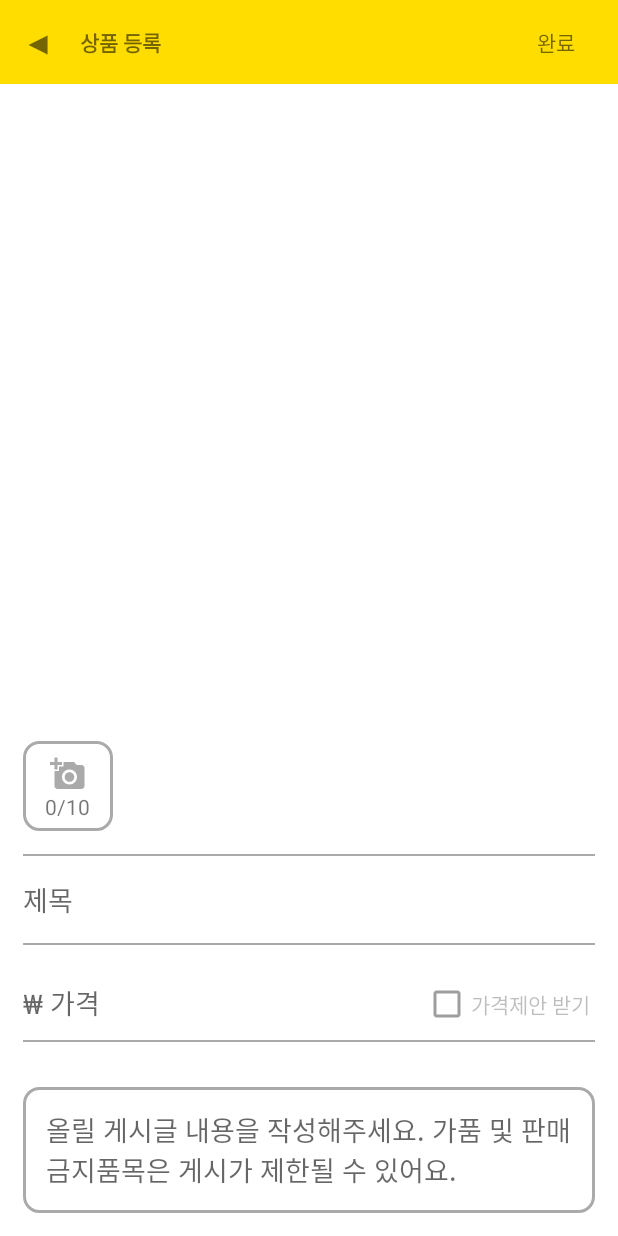
After one commit to LeeBaeng/GGYULMarket, an Android app: the AddMarketItemActivity screen opened directly, with no data from a screen before it, on a phone screen of 412 x 824 dp. The commit adds this screen. Run offline under Robolectric (Android 15) with nearby library versions, the phone set to English and light mode, and no system bars; our stand-ins replace Firebase (no records; nobody signed in at launch, a user with empty details on screens opened directly), data binding; libraries missing offline, so code that uses them is left out: com.gun0912.tedpermission, com.leebaeng.util, gun0912.tedbottompicker; 8 statements that could not run were skipped.

Commit message:
feat : (detail) AddMarketItemActivity 개발(개발 중) 및 Activity 이동 로직 추가 - HomeFragment 내 FAB(Floating Action Button) 추가 및 버튼 클릭 시 AddMarketItemActivity 이동 - AddMarketItemActivity 개발(신규 물품 등록을 위한 기능 추가)    . Firebase 기본 사항 연동    . 이미지 피커 및 권한 관련 개발       * 이미지 피커 2가지 방안 적용 : Google제공/registerForActivityResult & Library/TedBottomPicker       * 이미지 피커 사용을 위한 WRITE_EXTERNAL_STORAGE 권한 추가 (manifest)       * EACCES(permission denied) 방지를 위한 requestLegacyExternalStorage 추가 (manifest)       * WRITE_EXTERNAL_STORAGE UI 구현을 위한 TedPermission Library 추가 및 연동       * 이미지 피커 오픈을 위한 버튼 및 등록된 이미지 스크롤 표시를 위한 HorizontalScrollView 추가       * 등록된 아이템 GUI 속성 적용을 위한 Custom Image View 추가 (item_img_list.xml)       * scrollView내 공통 간격 적용을 위한 divider 추가 (divider_horizontal.xml)       * TedLibrary(TedImagePicker, TedPermission) 사용을 위한 dependency 추가(app-gradle)

```diff
--- a/app/build.gradle
+++ b/app/build.gradle
@@ -60,4 +60,8 @@ dependencies {
     // glide
     implementation 'com.github.bumptech.glide:glide:4.13.0'
     annotationProcessor 'com.github.bumptech.glide:compiler:4.13.0'
+
+    // TedImagePicker, TedPermission
+    implementation 'gun0912.ted:tedbottompicker:2.0.1'
+    implementation 'io.github.ParkSangGwon:tedpermission-normal:3.3.0'
 }
--- /dev/null
+++ b/app/src/main/java/com/leebaeng/ggyulmarket/AddMarketItemActivity.kt
@@ -0,0 +1,165 @@
+package com.leebaeng.ggyulmarket
+
+import android.Manifest
+import android.graphics.Color
+import android.graphics.drawable.Drawable
+import android.net.Uri
+import android.os.Bundle
+import android.util.TypedValue
+import android.view.View
+import android.widget.Toast
+import androidx.activity.result.contract.ActivityResultContracts
+import androidx.appcompat.app.AppCompatActivity
+import com.bumptech.glide.Glide
+import com.bumptech.glide.load.DataSource
+import com.bumptech.glide.load.engine.GlideException
+import com.bumptech.glide.load.resource.bitmap.CenterCrop
+import com.bumptech.glide.load.resource.bitmap.RoundedCorners
+import com.bumptech.glide.request.RequestListener
+import com.bumptech.glide.request.target.Target
+import com.google.android.material.color.MaterialColors
+import com.google.firebase.auth.FirebaseAuth
+import com.google.firebase.auth.ktx.auth
+import com.google.firebase.database.DatabaseReference
+import com.google.firebase.database.ktx.database
+import com.google.firebase.ktx.Firebase
+import com.google.firebase.storage.FirebaseStorage
+import com.google.firebase.storage.ktx.storage
+import com.gun0912.tedpermission.PermissionListener
+import com.gun0912.tedpermission.normal.TedPermission
+import com.gun0912.tedpermission.provider.TedPermissionProvider.context
+import com.leebaeng.ggyulmarket.common.constants.DBKey
+import com.leebaeng.ggyulmarket.common.ext.dpToPx
+import com.leebaeng.ggyulmarket.databinding.ActivityAddMarketItemBinding
+import com.leebaeng.ggyulmarket.home.MarketModel
+import com.leebaeng.util.log.LLog
+import gun0912.tedbottompicker.TedBottomPicker
+
+
+class AddMarketItemActivity : AppCompatActivity() {
+
+    lateinit var binding: ActivityAddMarketItemBinding
+    private var onCompleteBtnClickListener = View.OnClickListener { reqAddMarketItem() }
+    private var onBackBtnClickListener = View.OnClickListener { Toast.makeText(binding.root.context, "on BackBtn Click!", Toast.LENGTH_SHORT).show() }
+    private val auth: FirebaseAuth by lazy {
+        Firebase.auth
+    }
+
+    private val storage: FirebaseStorage by lazy {
+        Firebase.storage
+    }
+
+    private val marketListDB: DatabaseReference by lazy {
+        Firebase.database.reference.child(DBKey.TABLE_MARKET_LIST)
+    }
+
+    override fun onCreate(savedInstanceState: Bundle?) {
+        super.onCreate(savedInstanceState)
+        binding = ActivityAddMarketItemBinding.inflate(layoutInflater)
+        binding.onCompleteBtnClickListener = onCompleteBtnClickListener
+        binding.onBackBtnClickListener = onBackBtnClickListener
+        setContentView(binding.root)
+
+//        initImagePickerBySelf()
+        initImagePickerByTedBottomPicker()
+    }
+
+    fun reqAddMarketItem() {
+        Toast.makeText(binding.root.context, "on CompleteBtn Click!", Toast.LENGTH_SHORT).show()
+        val title = binding.edtTitle.text.toString()
+        val price = binding.edtPrice.text.toString().toInt()
+        val description = binding.edtDescription.text.toString()
+        val sellerId = auth.currentUser?.uid.orEmpty()
+        val imgUrlList = mutableListOf<String>().apply {
+
+        }
+
+//        val sellerId: String = "",
+//        val title: String = "",
+//        val createdAt: Long = 0L,
+//        val price: Int = 0,
+//        val imgUrl: String? = null,
+//        val talkCnt: Int? = null,
+//        val likeCnt: Int? = null,
+//        val id: String = "$sellerId-$createdAt"
+        val model = MarketModel(sellerId, title, System.currentTimeMillis(), price, description, imgUrlList)
+
+        marketListDB.push().setValue(model)
+
+        finish()
+    }
+
+
+    // region ===========InitImagePicker===========
+    fun initImagePickerByTedBottomPicker() {
+        val permissionlistener: PermissionListener = object : PermissionListener {
+            override fun onPermissionGranted() {
+                Toast.makeText(this@AddMarketItemActivity, "Permission Granted", Toast.LENGTH_SHORT).show()
+            }
+
+            override fun onPermissionDenied(deniedPermissions: List<String>) {
+                Toast.makeText(this@AddMarketItemActivity, "Permission Denied\n$deniedPermissions", Toast.LENGTH_SHORT).show()
+            }
+        }
+
+        TedPermission.create()
+            .setPermissionListener(permissionlistener)
+            .setDeniedMessage("If you reject permission,you can not use this service\n\nPlease turn on permissions at [Setting] > [Permission]")
+            .setPermissions(Manifest.permission.WRITE_EXTERNAL_STORAGE)
+            .check();
+
+        val typedValue = TypedValue()
+        val theme = context.theme
+        theme.resolveAttribute(R.attr.colorPrimary, typedValue, true)
+//        val color: Int = MaterialColors.getColor(context, R.attr.colorPrimary, Color.BLACK)
+
+        // TedBottomPicker 라이브러리 이지미 피커 사용
+        binding.layoutBtnAddImg.setOnClickListener {
+            TedBottomPicker.with(this)
+                .setPeekHeight(1600)
+                .showTitle(false)
+                .setSpacing(10)
+                .setSelectMaxCount(10)
+                .setCompleteButtonText("완료")
+                .setEmptySelectionText("선택된 이미지가 없습니다.")
+                .setCameraTileBackgroundResId(typedValue.data)
+                .setGalleryTileBackgroundResId(typedValue.data)
+                .setTitleBackgroundResId(R.color.red)
+                .showMultiImage { list ->
+                    // here is selected image uri list
+                    list.forEach { addLoadedImage(it) }
+                }
+        }
+    }
+
+    fun initImagePickerBySelf() {
+        // android registerForActivityResult & launch 방식으로 이미지 피커 사용
+        val getContent = registerForActivityResult(ActivityResultContracts.GetContent()) { uri: Uri? ->
+            // Handle the returned Uri
+            Toast.makeText(this, "$uri", Toast.LENGTH_SHORT).show()
+            uri?.let { addLoadedImage(uri) }
+        }
+        binding.layoutBtnAddImg.setOnClickListener { getContent.launch("image/*") }
+    }
+
+    fun addLoadedImage(uri: Uri) {
+        LLog.warn("add loadImage $uri")
+        val layout = layoutInflater.inflate(R.layout.item_img_list, binding.layoutImgList, false)
+        binding.layoutImgList.addView(layout)
+        Glide.with(this)
+            .load(uri)
+            .transform(CenterCrop(), RoundedCorners(10f.dpToPx(binding.root.context)))
+            .listener(object : RequestListener<Drawable> {
+                override fun onResourceReady(resource: Drawable?, model: Any?, target: Target<Drawable>?, dataSource: DataSource?, isFirstResource: Boolean): Boolean {
+                    binding.scrollImgList.fullScroll(View.FOCUS_RIGHT)
+                    return false
+                }
+
+                override fun onLoadFailed(e: GlideException?, model: Any?, target: Target<Drawable>?, isFirstResource: Boolean): Boolean = false
+            })
+            .into(layout.findViewById(R.id.imgThumbnail))
+    }
+    // endregion
+
+
+}
--- a/app/src/main/java/com/leebaeng/ggyulmarket/MainActivity.kt
+++ b/app/src/main/java/com/leebaeng/ggyulmarket/MainActivity.kt
@@ -16,6 +16,8 @@ class MainActivity : AppCompatActivity() {
 
     override fun onCreate(savedInstanceState: Bundle?) {
         super.onCreate(savedInstanceState)
+        LLog.init(this)
+
         setContentView(R.layout.activity_main)
 
         val homeFragment = HomeFragment()
--- /dev/null
+++ b/app/src/main/res/drawable/divider_horizontal.xml
@@ -0,0 +1,6 @@
+<?xml version="1.0" encoding="utf-8"?>
+<shape xmlns:android="http://schemas.android.com/apk/res/android">
+    <size
+        android:height="0dp"
+        android:width="20dp"/>
+</shape>
--- /dev/null
+++ b/app/src/main/res/drawable/ic_baseline_add_24.xml
@@ -0,0 +1,5 @@
+<vector android:height="24dp"
+    android:viewportHeight="24" android:viewportWidth="24"
+    android:width="24dp" xmlns:android="http://schemas.android.com/apk/res/android">
+    <path android:fillColor="?attr/colorControlNormal" android:pathData="M19,13h-6v6h-2v-6H5v-2h6V5h2v6h6v2z"/>
+</vector>
--- /dev/null
+++ b/app/src/main/res/drawable/ic_baseline_add_a_photo_24.xml
@@ -0,0 +1,5 @@
+<vector android:height="24dp"
+    android:viewportHeight="24" android:viewportWidth="24"
+    android:width="24dp" xmlns:android="http://schemas.android.com/apk/res/android">
+    <path android:fillColor="?attr/colorOnSecondary" android:pathData="M3,4V1h2v3h3v2H5v3H3V6H0V4H3zM6,10V7h3V4h7l1.83,2H21c1.1,0 2,0.9 2,2v12c0,1.1 -0.9,2 -2,2H5c-1.1,0 -2,-0.9 -2,-2V10H6zM13,19c2.76,0 5,-2.24 5,-5s-2.24,-5 -5,-5s-5,2.24 -5,5S10.24,19 13,19zM9.8,14c0,1.77 1.43,3.2 3.2,3.2s3.2,-1.43 3.2,-3.2s-1.43,-3.2 -3.2,-3.2S9.8,12.23 9.8,14z"/>
+</vector>
--- /dev/null
+++ b/app/src/main/res/drawable/shape_buttn_r10.xml
@@ -0,0 +1,5 @@
+<?xml version="1.0" encoding="utf-8"?>
+<shape xmlns:android="http://schemas.android.com/apk/res/android" android:shape="rectangle">
+    <corners android:radius="10dp"/>
+    <stroke android:color="?attr/colorOnSecondary" android:width="2dp" />
+</shape>
--- /dev/null
+++ b/app/src/main/res/layout/activity_add_market_item.xml
@@ -0,0 +1,140 @@
+<?xml version="1.0" encoding="utf-8"?>
+<layout xmlns:android="http://schemas.android.com/apk/res/android"
+    xmlns:app="http://schemas.android.com/apk/res-auto"
+    xmlns:tools="http://schemas.android.com/tools">
+
+    <data>
+
+        <variable
+            name="onBackBtnClickListener"
+            type="android.view.View.OnClickListener" />
+
+        <variable
+            name="onCompleteBtnClickListener"
+            type="android.view.View.OnClickListener" />
+    </data>
+
+    <androidx.constraintlayout.widget.ConstraintLayout
+        android:layout_width="match_parent"
+        android:layout_height="match_parent"
+        tools:context=".AddMarketItemActivity">
+
+        <include
+            layout="@layout/toolbar_common"
+            app:onBackBtnClicked="@{onBackBtnClickListener}"
+            app:onCompleteBtnClicked="@{onCompleteBtnClickListener}"
+            app:pageTitle="@{`상품 등록`}" />
+
+        <LinearLayout
+            android:layout_width="match_parent"
+            android:layout_height="0dp"
+            android:layout_marginTop="10dp"
+            android:orientation="vertical"
+            android:padding="15dp"
+            app:layout_constraintBottom_toBottomOf="parent"
+            app:layout_constraintTop_toBottomOf="@+id/layoutActionBar">
+
+            <LinearLayout
+                android:layout_width="match_parent"
+                android:layout_height="wrap_content"
+                android:layout_marginBottom="15dp">
+
+                <LinearLayout
+                    android:id="@+id/layoutBtnAddImg"
+                    android:layout_width="60dp"
+                    android:layout_height="60dp"
+                    android:background="@drawable/shape_buttn_r10"
+                    android:gravity="center"
+                    android:orientation="vertical"
+                    android:padding="10dp">
+
+                    <ImageView
+                        android:layout_width="wrap_content"
+                        android:layout_height="wrap_content"
+                        android:src="@drawable/ic_baseline_add_a_photo_24" />
+
+                    <TextView
+                        android:id="@+id/txtAddedPhotoCount"
+                        android:layout_width="wrap_content"
+                        android:layout_height="wrap_content"
+                        android:text="0/10"
+                        tools:text="0/10"
+
+                        />
+                </LinearLayout>
+
+                <HorizontalScrollView
+                    android:id="@+id/scrollImgList"
+                    android:layout_width="match_parent"
+                    android:layout_height="match_parent"
+                    android:layout_marginStart="20dp"
+                    android:scrollbars="none">
+
+                    <LinearLayout
+                        android:id="@+id/layoutImgList"
+                        android:layout_width="match_parent"
+                        android:layout_height="match_parent"
+                        android:divider="@drawable/divider_horizontal"
+                        android:orientation="horizontal"
+                        android:showDividers="middle" />
+                </HorizontalScrollView>
+
+            </LinearLayout>
+
+            <View
+                style="@style/spline"
+                android:layout_marginBottom="15dp" />
+
+            <EditText
+                android:id="@+id/edtTitle"
+                android:layout_width="match_parent"
+                android:layout_height="wrap_content"
+                android:layout_marginBottom="15dp"
+                android:background="@null"
+                android:hint="제목" />
+
+            <View
+                style="@style/spline"
+                android:layout_marginBottom="15dp" />
+
+            <LinearLayout
+                android:layout_width="match_parent"
+                android:layout_height="wrap_content"
+                android:orientation="horizontal">
+
+                <EditText
+                    android:id="@+id/edtPrice"
+                    android:layout_width="0dp"
+                    android:layout_height="wrap_content"
+                    android:layout_marginBottom="15dp"
+                    android:layout_weight="7"
+                    android:background="@null"
+                    android:hint="₩ 가격"
+                    android:inputType="number" />
+
+                <CheckBox
+                    android:layout_width="0dp"
+                    android:layout_height="wrap_content"
+                    android:layout_weight="3"
+                    android:enabled="false"
+                    android:text="가격제안 받기" />
+
+            </LinearLayout>
+
+            <View
+                style="@style/spline"
+                android:layout_marginBottom="30dp" />
+
+
+            <EditText
+                android:id="@+id/edtDescription"
+                android:layout_width="match_parent"
+                android:layout_height="wrap_content"
+                android:background="@drawable/shape_buttn_r10"
+                android:gravity="top"
+                android:hint="올릴 게시글 내용을 작성해주세요. 가품 및 판매금지품목은 게시가 제한될 수 있어요."
+                android:padding="15dp" />
+
+        </LinearLayout>
+    </androidx.constraintlayout.widget.ConstraintLayout>
+</layout>
```
Also changed, not shown: app/src/main/AndroidManifest.xml (+5 -2 lines), app/src/main/java/com/leebaeng/ggyulmarket/home/HomeFragment.kt (+8 -0 lines), app/src/main/res/layout/item_img_list.xml (added, +13 -0 lines).
